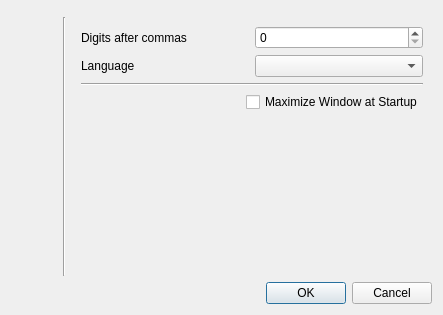
duniter/sakia, file res/ui/preferences.ui: the form before one commit.
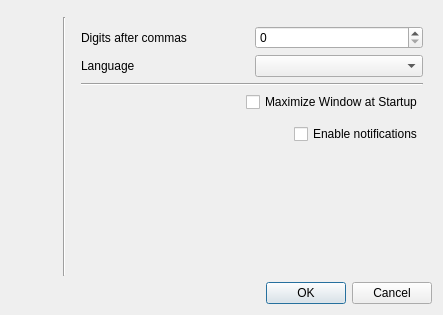
The form after the commit. The open tabs and pages were chosen to show the change. Icons and pictures are not drawn.

Commit message: Parameter to disable system notifications (#162)

What changed in the file:
```diff
--- a/res/ui/preferences.ui
+++ b/res/ui/preferences.ui
@@ -242,6 +242,33 @@
            </item>
           </layout>
          </item>
+         <item>
+          <layout class="QHBoxLayout" name="horizontalLayout_8">
+           <property name="topMargin">
+            <number>6</number>
+           </property>
+           <item>
+            <spacer name="horizontalSpacer_3">
+             <property name="orientation">
+              <enum>Qt::Horizontal</enum>
+             </property>
+             <property name="sizeHint" stdset="0">
+              <size>
+               <width>40</width>
+               <height>20</height>
+              </size>
+             </property>
+            </spacer>
+           </item>
+           <item>
+            <widget class="QCheckBox" name="checkbox_notifications">
+             <property name="text">
+              <string>Enable notifications</string>
+             </property>
+            </widget>
+           </item>
+          </layout>
+         </item>
          <item>
           <spacer name="verticalSpacer_2">
            <property name="orientation">
```
The commit also changes 11 other files.
